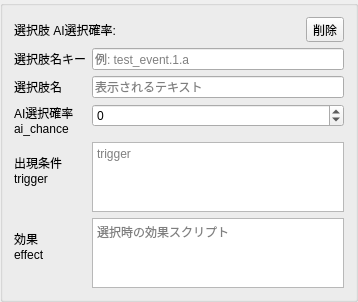
Before: the Qt Designer form plugins/hoi4/events/event_option_node.ui in Ikumyon/PDX-Mod-Studio, drawn with Qt 5.
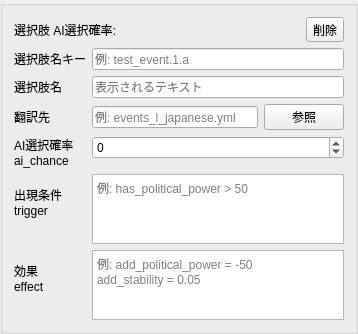
After: the same form once the commit is applied.

Diff of the .ui file:
```diff
--- a/plugins/hoi4/events/event_option_node.ui
+++ b/plugins/hoi4/events/event_option_node.ui
@@ -75,7 +75,7 @@
        </property>
       </widget>
      </item>
-     <item row="2" column="0">
+     <item row="3" column="0">
       <widget class="QLabel" name="aiLabel">
        <property name="toolTip">
         <string>AIがこの選択肢を選ぶ相対的な確率を指定します。-1は未設定を意味します。0を指定するとAIは決してその選択肢を選びません。</string>
@@ -86,7 +86,7 @@
        </property>
       </widget>
      </item>
-     <item row="2" column="1">
+     <item row="3" column="1">
       <widget class="QSpinBox" name="aiSpin">
        <property name="minimum">
         <number>-1</number>
@@ -96,7 +96,7 @@
        </property>
       </widget>
      </item>
-     <item row="3" column="0">
+     <item row="4" column="0">
       <widget class="QLabel" name="triggerLabel">
        <property name="text">
         <string>出現条件
@@ -104,7 +104,7 @@
        </property>
       </widget>
      </item>
-     <item row="3" column="1">
+     <item row="4" column="1">
       <widget class="QPlainTextEdit" name="triggerEdit">
        <property name="maximumSize">
         <size>
@@ -113,11 +113,11 @@
         </size>
        </property>
        <property name="placeholderText">
-        <string>trigger</string>
+        <string>例: has_political_power &gt; 50</string>
        </property>
       </widget>
      </item>
-     <item row="4" column="0">
+     <item row="5" column="0">
       <widget class="QLabel" name="effectLabel">
        <property name="text">
         <string>効果
@@ -125,7 +125,7 @@
        </property>
       </widget>
      </item>
-     <item row="4" column="1">
+     <item row="5" column="1">
       <widget class="QPlainTextEdit" name="effectEdit">
        <property name="maximumSize">
         <size>
@@ -134,10 +134,36 @@
         </size>
        </property>
        <property name="placeholderText">
-        <string>選択時の効果スクリプト</string>
+        <string>例: add_political_power = -50
+add_stability = 0.05</string>
        </property>
       </widget>
      </item>
+     <item row="2" column="0">
+      <widget class="QLabel" name="optionLocFileLabel">
+       <property name="text">
+        <string>翻訳先</string>
+       </property>
+      </widget>
+     </item>
+     <item row="2" column="1">
+      <layout class="QHBoxLayout" name="optionLocLayout">
+       <item>
+        <widget class="QLineEdit" name="optionLocFileEdit">
+         <property name="placeholderText">
+          <string>例: events_l_japanese.yml</string>
+         </property>
+        </widget>
+       </item>
+       <item>
+        <widget class="QPushButton" name="optionLocFileBrowseButton">
+         <property name="text">
+          <string>参照</string>
+         </property>
+        </widget>
+       </item>
+      </layout>
+     </item>
     </layout>
    </item>
   </layout>
```
